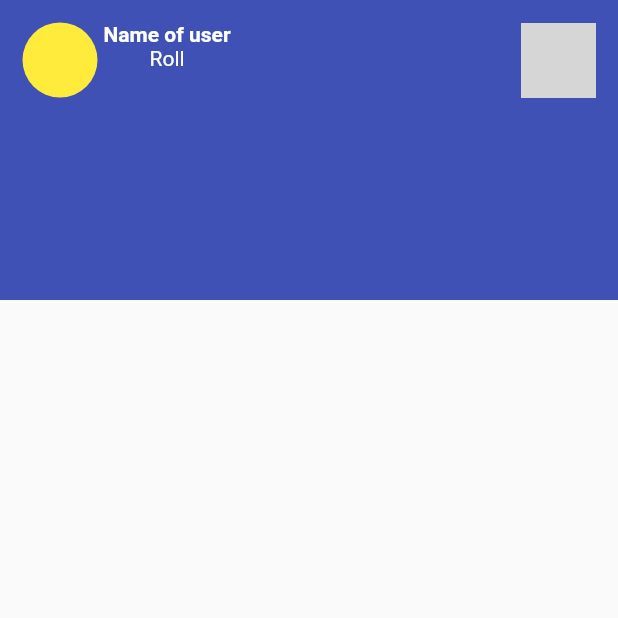
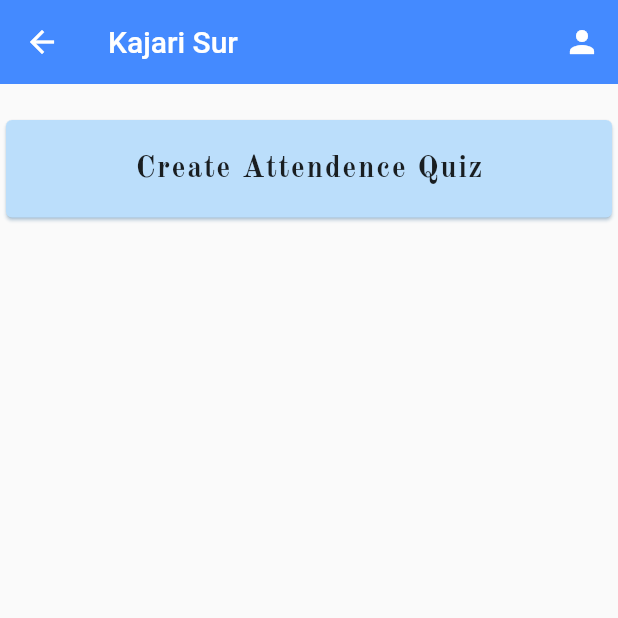
Before and after one commit to Ankush1816/iemcrp_app2, a Flutter app: the screen it shows after launch, on a phone screen of 412 x 824 dp, the top half of it. Run offline on Flutter 3.47's test engine with Material 2 defaults, Android fonts, the phone set to English and light mode, and no system bars; our stand-ins replace flutter_svg; grey boxes are pictures that could not be loaded.

Commit message:
created teacher_home.dart updated file structure added external fonts

```diff
--- a/lib/main.dart
+++ b/lib/main.dart
@@ -1,6 +1,7 @@
 import 'package:flutter/material.dart';
 import 'package:iemcrp2/pages/Authentication/authentication.dart';
 import 'package:iemcrp2/pages/Student/student_home.dart';
+import 'package:iemcrp2/pages/Teacher/teacher_home.dart';
 import 'package:iemcrp2/pages/wrapper.dart';
 
 void main() {
@@ -13,11 +14,12 @@ class MyApp extends StatelessWidget {
   @override
   Widget build(BuildContext context) {
     return MaterialApp(
-      initialRoute: '/student-home',
+      initialRoute: '/teacher-home',
       routes: {
         '/': (context) => Wrapper(),
         '/authenticate': (context) => Authenticate(),
         '/student-home': (context) => Student_home(),
+        '/teacher-home': (context) => Teacher_home(),
       },
 
       // home: Wrapper(),
--- /dev/null
+++ b/lib/pages/Teacher/teacher_details.dart
@@ -0,0 +1,7 @@
+class Teacher_details{
+  String name;
+  int id;
+
+  Teacher_details({required this.name,required this.id});
+
+}
--- a/lib/pages/Teacher/teacher_home.dart
+++ b/lib/pages/Teacher/teacher_home.dart
@@ -0,0 +1,58 @@
+import 'package:flutter/material.dart';
+import 'package:iemcrp2/pages/Teacher/teacher_details.dart';
+
+class Teacher_home extends StatefulWidget {
+  const Teacher_home({Key? key}) : super(key: key);
+
+  @override
+  State<Teacher_home> createState() => _Teacher_homeState();
+}
+
+class _Teacher_homeState extends State<Teacher_home> {
+
+  Teacher_details _td =new Teacher_details(name: "Kajari Sur", id: 123);
+  @override
+  Widget build(BuildContext context) {
+    return Scaffold(
+      appBar: AppBar(
+        backgroundColor: Colors.blueAccent,
+        title: Text(_td.name),
+        actions: [
+          IconButton(onPressed: (){},
+              icon: Icon(Icons.person)),
+        ],
+        elevation: 0,
+      ),
+      body: Column(
+        crossAxisAlignment: CrossAxisAlignment.stretch,
+        children: [
+          SizedBox(height: 20,),
+          InkWell(
+            onTap: (){},
+            child: Card(
+              color: Colors.blue[100],
+              shadowColor: Colors.blue[200],
+              child: Column(
+                children: [
+                  SizedBox(height: 20,),
+
+                  Text('Create Attendence Quiz',
+                  style: TextStyle(
+                    fontSize: 20,
+                    fontWeight: FontWeight.bold,
+                    letterSpacing: 1,
+                    fontFamily: 'OldStandardTT',
+                  ),),
+                  SizedBox(height: 20,),
+
+                ],
+              ),
+
+
+            ),
+          )
+        ],
+      ),
+    );
+  }
+}
```
Also changed, not shown: pubspec.yaml (+7 -6 lines), lib/assets/fonts/OldStandardTT-Bold.ttf (added), lib/assets/fonts/OldStandardTT-Italic.ttf (added), lib/assets/fonts/OldStandardTT-Regular.ttf (added), lib/assets/images/img.png (renamed from lib/assets/img.png).
